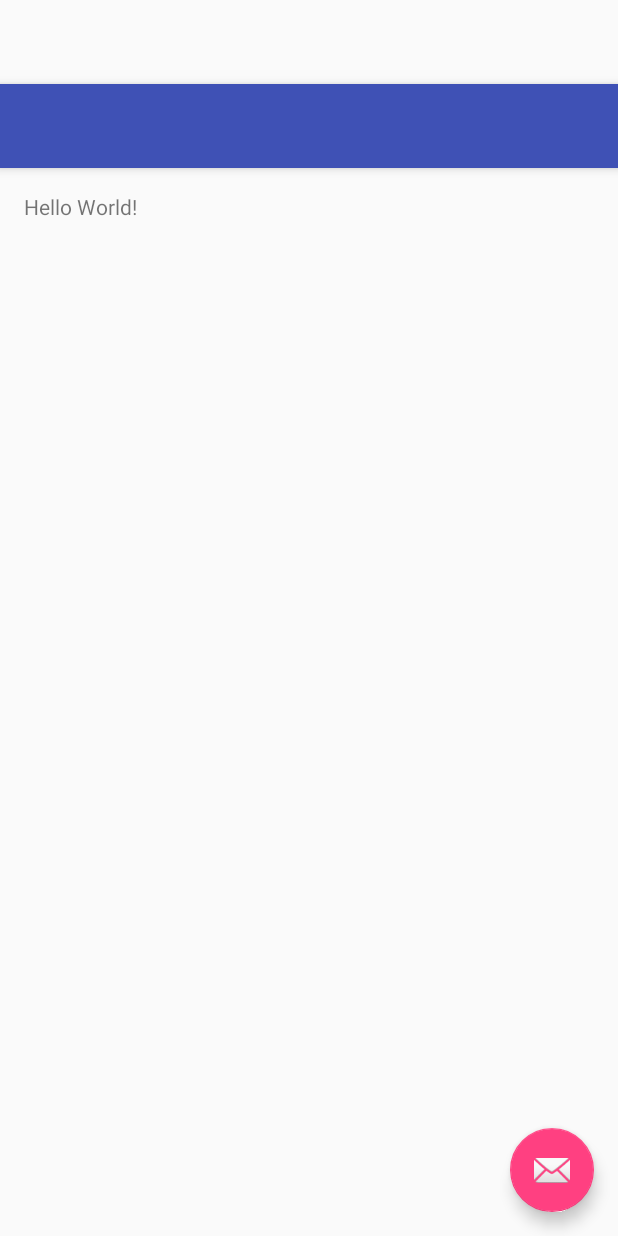
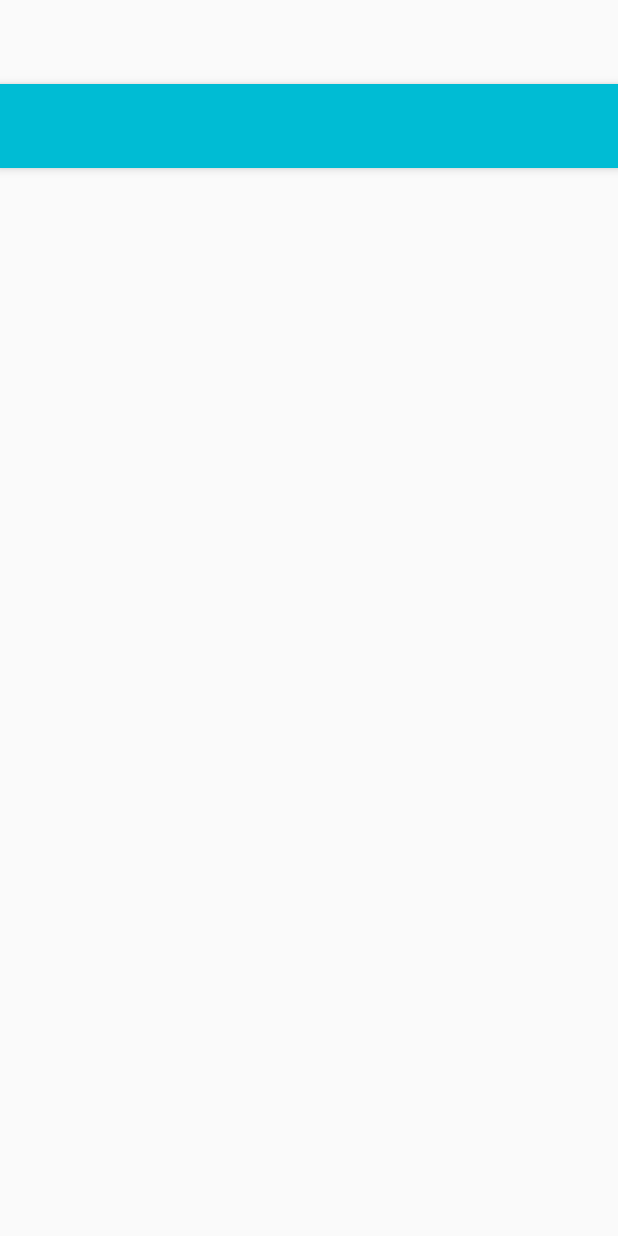
Before and after one commit to ionutst/transitappiasi, an Android app: the layout activity_main.xml on its own in the app's theme, with its tools: preview values and no code run, on a phone screen of 412 x 824 dp. Run offline under Robolectric (Android 15) with nearby library versions, the phone set to English and light mode, and no system bars.

```diff
--- a/app/src/main/java/com/transitiasi/MainActivity.java
+++ b/app/src/main/java/com/transitiasi/activities/ShareActivity.java
@@ -1,4 +1,4 @@
-package com.transitiasi;
+package com.transitiasi.activities;
 
 import android.os.Bundle;
 import android.support.design.widget.FloatingActionButton;
@@ -9,7 +9,9 @@ import android.view.View;
 import android.view.Menu;
 import android.view.MenuItem;
 
-public class MainActivity extends AppCompatActivity {
+import com.transitiasi.R;
+
+public class ShareActivity extends AppCompatActivity {
 
     @Override
     protected void onCreate(Bundle savedInstanceState) {
--- a/app/src/main/res/layout/activity_main.xml
+++ b/app/src/main/res/layout/activity_main.xml
@@ -1,25 +1,26 @@
 <?xml version="1.0" encoding="utf-8"?>
-<android.support.design.widget.CoordinatorLayout
-    xmlns:android="http://schemas.android.com/apk/res/android"
+<android.support.design.widget.CoordinatorLayout xmlns:android="http://schemas.android.com/apk/res/android"
     xmlns:app="http://schemas.android.com/apk/res-auto"
-    xmlns:tools="http://schemas.android.com/tools" android:layout_width="match_parent"
-    android:layout_height="match_parent" android:fitsSystemWindows="true"
-    tools:context=".MainActivity">
+    xmlns:tools="http://schemas.android.com/tools"
+    android:layout_width="match_parent"
+    android:layout_height="match_parent"
+    android:fitsSystemWindows="true"
+    tools:context=".activities.ShareActivity">
 
-    <android.support.design.widget.AppBarLayout android:layout_height="wrap_content"
-        android:layout_width="match_parent" android:theme="@style/AppTheme.AppBarOverlay">
+    <android.support.design.widget.AppBarLayout
+        android:layout_width="match_parent"
+        android:layout_height="wrap_content"
+        android:theme="@style/AppTheme.AppBarOverlay">
 
-        <android.support.v7.widget.Toolbar android:id="@+id/toolbar"
-            android:layout_width="match_parent" android:layout_height="?attr/actionBarSize"
-            android:background="?attr/colorPrimary" app:popupTheme="@style/AppTheme.PopupOverlay" />
+        <android.support.v7.widget.Toolbar
+            android:id="@+id/toolbar"
+            android:layout_width="match_parent"
+            android:layout_height="?attr/actionBarSize"
+            android:background="?attr/colorPrimary"
+            app:popupTheme="@style/AppTheme.PopupOverlay" />
 
     </android.support.design.widget.AppBarLayout>
 
     <include layout="@layout/content_main" />
 
-    <android.support.design.widget.FloatingActionButton android:id="@+id/fab"
-        android:layout_width="wrap_content" android:layout_height="wrap_content"
-        android:layout_gravity="bottom|end" android:layout_margin="@dimen/fab_margin"
-        android:src="@android:drawable/ic_dialog_email" />
-
 </android.support.design.widget.CoordinatorLayout>
--- a/app/src/main/res/layout/content_main.xml
+++ b/app/src/main/res/layout/content_main.xml
@@ -1,14 +1,15 @@
 <?xml version="1.0" encoding="utf-8"?>
 <RelativeLayout xmlns:android="http://schemas.android.com/apk/res/android"
+    xmlns:app="http://schemas.android.com/apk/res-auto"
     xmlns:tools="http://schemas.android.com/tools"
-    xmlns:app="http://schemas.android.com/apk/res-auto" android:layout_width="match_parent"
-    android:layout_height="match_parent" android:paddingLeft="@dimen/activity_horizontal_margin"
+    android:layout_width="match_parent"
+    android:layout_height="match_parent"
+    android:paddingBottom="@dimen/activity_vertical_margin"
+    android:paddingLeft="@dimen/activity_horizontal_margin"
     android:paddingRight="@dimen/activity_horizontal_margin"
     android:paddingTop="@dimen/activity_vertical_margin"
-    android:paddingBottom="@dimen/activity_vertical_margin"
     app:layout_behavior="@string/appbar_scrolling_view_behavior"
-    tools:showIn="@layout/activity_main" tools:context=".MainActivity">
+    tools:context=".activities.ShareActivity"
+    tools:showIn="@layout/activity_main">
 
-    <TextView android:text="Hello World!" android:layout_width="wrap_content"
-        android:layout_height="wrap_content" />
 </RelativeLayout>
--- a/app/src/main/res/menu/menu_main.xml
+++ b/app/src/main/res/menu/menu_main.xml
@@ -1,6 +1,6 @@
 <menu xmlns:android="http://schemas.android.com/apk/res/android"
     xmlns:app="http://schemas.android.com/apk/res-auto"
-    xmlns:tools="http://schemas.android.com/tools" tools:context=".MainActivity">
+    xmlns:tools="http://schemas.android.com/tools" tools:context=".activities.ShareActivity">
     <item android:id="@+id/action_settings" android:title="@string/action_settings"
         android:orderInCategory="100" app:showAsAction="never" />
 </menu>
--- a/app/src/main/res/values/colors.xml
+++ b/app/src/main/res/values/colors.xml
@@ -1,6 +1,6 @@
 <?xml version="1.0" encoding="utf-8"?>
 <resources>
-    <color name="colorPrimary">#3F51B5</color>
+    <color name="colorPrimary">#00BCD4</color>
     <color name="colorPrimaryDark">#303F9F</color>
-    <color name="colorAccent">#FF4081</color>
+    <color name="colorAccent">#CDDC39</color>
 </resources>
--- a/app/src/main/res/values/strings.xml
+++ b/app/src/main/res/values/strings.xml
@@ -1,4 +1,5 @@
 <resources>
     <string name="app_name">TransitIasi</string>
     <string name="action_settings">Settings</string>
+    <string name="title_activity_transit_iasi_map">Map</string>
 </resources>
```
Also changed, not shown: app/build.gradle (+12 -2 lines), app/src/debug/res/values/google_maps_api.xml (added, +21 -0 lines), app/src/main/AndroidManifest.xml (+24 -4 lines), app/src/main/java/com/transitiasi/activities/TransitIasiMapActivity.java (added, +47 -0 lines), app/src/main/java/com/transitiasi/retrofit/RetrofitConfig.java (added, +51 -0 lines), app/src/main/java/com/transitiasi/retrofit/TransitIasiClientApi.java (added, +7 -0 lines), app/src/main/java/com/transitiasi/retrofit/TransitIasiServiceInterface.java (added, +13 -0 lines), app/src/main/res/layout/activity_transit_iasi_map.xml (added, +8 -0 lines), 1 other file.
